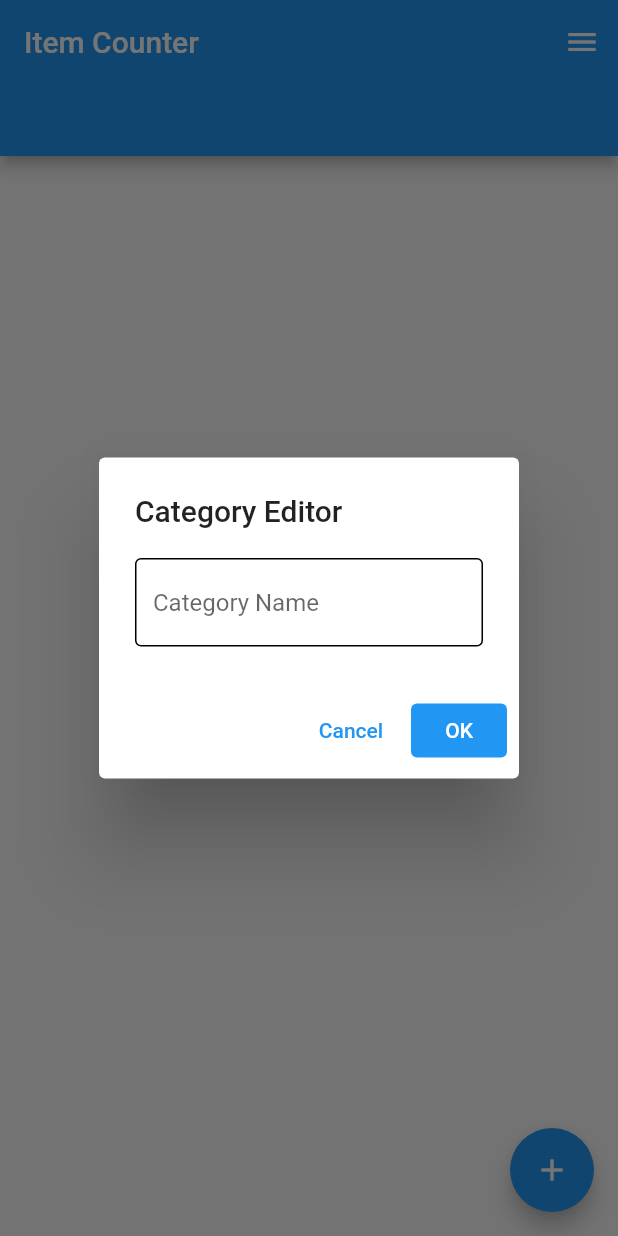
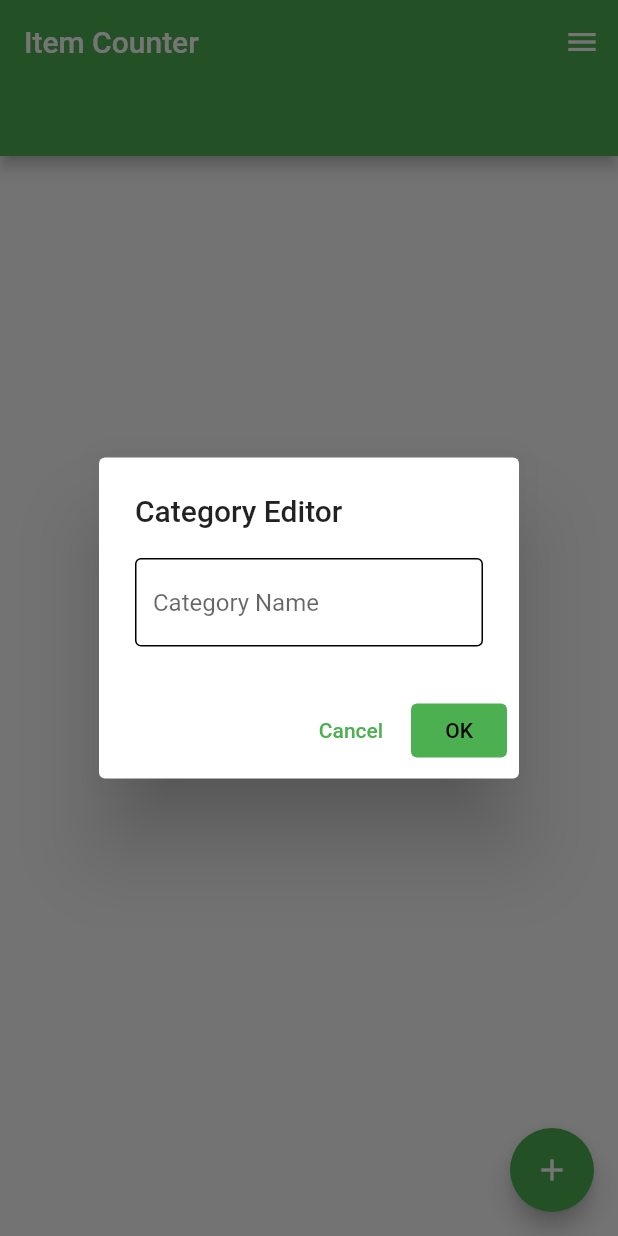
Before and after one commit to ixonstater/item_counter, a Flutter app: the screen it shows after launch, after a tap on the "menu" icon, after a tap on "Add Category", on a phone screen of 412 x 824 dp. Run offline on Flutter 3.47's test engine with Material 2 defaults, Android fonts, the phone set to English and light mode, and no system bars; our stand-ins replace sqflite; accounts and stored records are empty.

Commit message:
Updated color scheme.

```diff
--- a/lib/main.dart
+++ b/lib/main.dart
@@ -16,9 +16,7 @@ class MyApp extends StatelessWidget {
   Widget build(BuildContext context) {
     return MaterialApp(
       title: 'Category Tracker',
-      theme: ThemeData(
-        primarySwatch: Colors.blue,
-      ),
+      theme: ThemeData(primarySwatch: Colors.green),
       home: CategoryTracker(db, title: 'Item Counter'),
     );
   }
@@ -159,6 +157,10 @@ class _CategoryTrackerState extends State<CategoryTracker> {
               }
               showCategoryTabsDialog(() async {
                 try {
+                  if (widget.categoryNameController.text.isEmpty) {
+                    showErrorDialog('Value Must Not Be Empty');
+                    return;
+                  }
                   await widget.db.createSubCategory(
                     categories[selectedCategory].name ?? '',
                     widget.categoryNameController.text,
@@ -185,6 +187,10 @@ class _CategoryTrackerState extends State<CategoryTracker> {
             onTap: () async {
               Navigator.pop(context);
               showCategoryTabsDialog(() async {
+                if (widget.categoryNameController.text.isEmpty) {
+                  showErrorDialog('Value Must Not Be Empty');
+                  return;
+                }
                 try {
                   await widget.db.createCategory(
                     widget.categoryNameController.text,
@@ -338,7 +344,7 @@ class _CategoryTrackerState extends State<CategoryTracker> {
           ),
           TextButton(
             style: TextButton.styleFrom(
-              backgroundColor: Colors.blue,
+              backgroundColor: Colors.green,
             ),
             onPressed: () {
               Navigator.pop(context, 'OK');
@@ -347,7 +353,7 @@ class _CategoryTrackerState extends State<CategoryTracker> {
             child: const Text(
               'OK',
               style: TextStyle(
-                color: Colors.white,
+                color: Colors.black,
               ),
             ),
           ),
@@ -368,7 +374,7 @@ class _CategoryTrackerState extends State<CategoryTracker> {
           ),
           TextButton(
             style: TextButton.styleFrom(
-              backgroundColor: Colors.blue,
+              backgroundColor: Colors.green,
             ),
             onPressed: () {
               Navigator.pop(context, 'OK');
@@ -377,7 +383,7 @@ class _CategoryTrackerState extends State<CategoryTracker> {
             child: const Text(
               'OK',
               style: TextStyle(
-                color: Colors.white,
+                color: Colors.black,
               ),
             ),
           ),
@@ -394,7 +400,7 @@ class _CategoryTrackerState extends State<CategoryTracker> {
         actions: <Widget>[
           TextButton(
             style: TextButton.styleFrom(
-              backgroundColor: Colors.blue,
+              backgroundColor: Colors.green,
             ),
             onPressed: () {
               Navigator.pop(context, 'OK');
@@ -402,7 +408,7 @@ class _CategoryTrackerState extends State<CategoryTracker> {
             child: const Text(
               'OK',
               style: TextStyle(
-                color: Colors.white,
+                color: Colors.black,
               ),
             ),
           ),
@@ -472,7 +478,7 @@ class _CategoryTrackerState extends State<CategoryTracker> {
       hintText: hintText,
       enabledBorder: const OutlineInputBorder(),
       focusedBorder: const OutlineInputBorder(
-        borderSide: BorderSide(color: Colors.blue),
+        borderSide: BorderSide(color: Colors.green),
       ),
       errorBorder: const OutlineInputBorder(
         borderSide: BorderSide(color: Colors.red),
```
